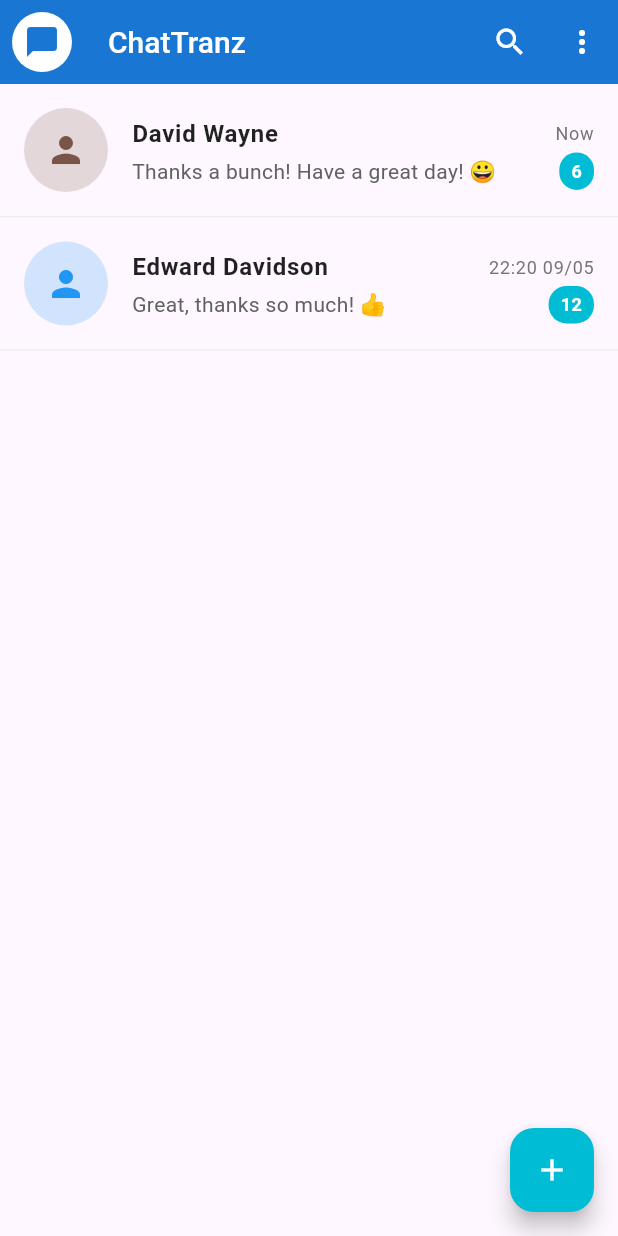
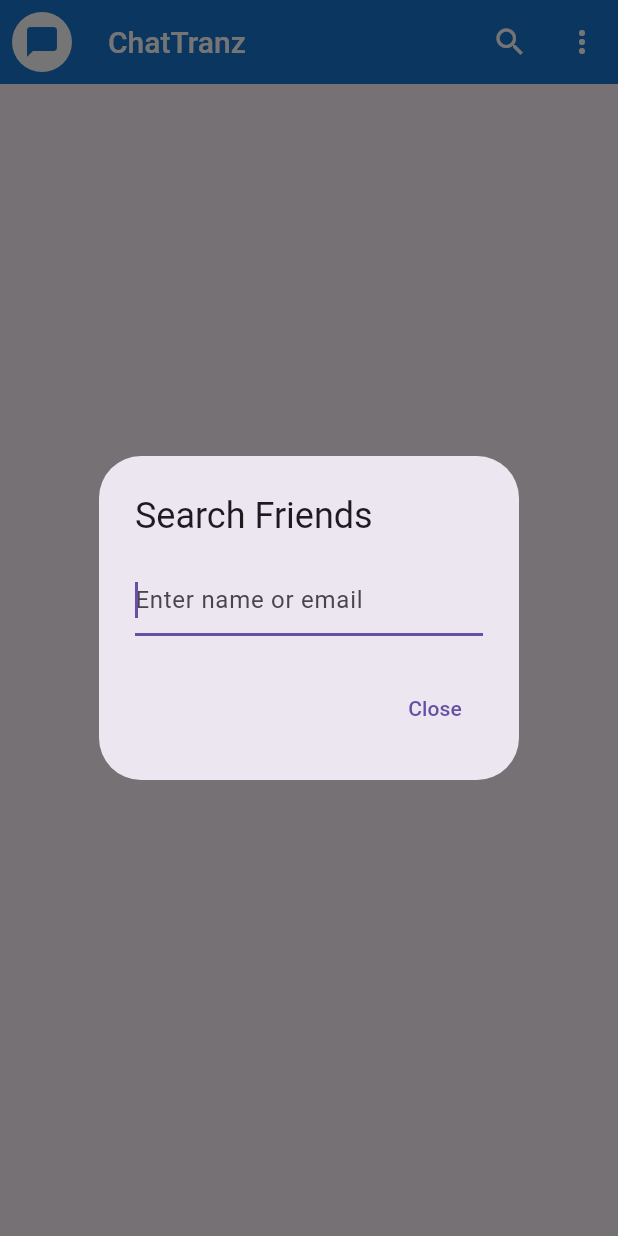
Before and after one commit to ChatTranz/chattranz, a Flutter app: the ChatListPage screen opened by its route, after a tap on the "search" icon, on a phone screen of 412 x 824 dp. Run offline on Flutter 3.47's test engine with Material 3 defaults, Android fonts, the phone set to English and light mode, and no system bars; our stand-ins replace cloud_firestore, firebase_auth, firebase_core, fluttertoast; accounts and stored records are empty.

Commit message:
feat(request): add friend request option

```diff
--- a/lib/pages/chatlist.dart
+++ b/lib/pages/chatlist.dart
@@ -1,4 +1,7 @@
 import 'package:flutter/material.dart';
+import 'package:cloud_firestore/cloud_firestore.dart';
+import 'package:firebase_auth/firebase_auth.dart';
+import 'friend_requests_page.dart'; // Make sure this file exists
 
 class ChatListPage extends StatefulWidget {
   const ChatListPage({super.key});
@@ -8,10 +11,18 @@ class ChatListPage extends StatefulWidget {
 }
 
 class _ChatListPageState extends State<ChatListPage> {
-  int _selectedIndex = 0;
+  final FirebaseAuth _auth = FirebaseAuth.instance;
+  final FirebaseFirestore _firestore = FirebaseFirestore.instance;
+
+  String _searchQuery = "";
 
   @override
   Widget build(BuildContext context) {
+    final currentUser = _auth.currentUser;
+    if (currentUser == null) {
+      return const Center(child: Text('Please log in.'));
+    }
+
     return Scaffold(
       appBar: AppBar(
         backgroundColor: const Color(0xFF1976D2),
@@ -39,201 +50,186 @@ class _ChatListPageState extends State<ChatListPage> {
           IconButton(
             icon: const Icon(Icons.search, color: Colors.white),
             onPressed: () {
-              // TODO: Implement search feature
+              _showSearchDialog();
             },
           ),
           PopupMenuButton<String>(
+            icon: const Icon(Icons.more_vert, color: Colors.white),
             onSelected: (value) {
-              if (value == 'add_friend') {
-                _showActionDialog(context, 'Add Friend');
-              } else if (value == 'create_group') {
-                _showActionDialog(context, 'Create Group');
+              if (value == 'add_friend') _showAddFriendDialog();
+              if (value == 'friend_requests') {
+                Navigator.push(
+                  context,
+                  MaterialPageRoute(builder: (_) => const FriendRequestsPage()),
+                );
+              }
+              if (value == 'create_group') {
+                ScaffoldMessenger.of(context).showSnackBar(
+                  const SnackBar(content: Text('Group creation coming soon')),
+                );
               }
             },
-            itemBuilder: (BuildContext context) => [
-              const PopupMenuItem(
-                value: 'add_friend',
-                child: Text('Add Friend'),
-              ),
-              const PopupMenuItem(
-                value: 'create_group',
-                child: Text('Create Group'),
-              ),
+            itemBuilder: (context) => const [
+              PopupMenuItem(value: 'add_friend', child: Text('Add Friend')),
+              PopupMenuItem(value: 'friend_requests', child: Text('Friend Requests')),
+              PopupMenuItem(value: 'create_group', child: Text('Create Group')),
             ],
-            icon: const Icon(Icons.more_vert, color: Colors.white),
           ),
         ],
       ),
+      body: StreamBuilder<QuerySnapshot>(
+        stream: _firestore
+            .collection('friends')
+            .doc(currentUser.uid)
+            .collection('userFriends')
+            .orderBy('addedAt', descending: true)
+            .snapshots(),
+        builder: (context, snapshot) {
+          if (!snapshot.hasData) {
+            return const Center(child: CircularProgressIndicator());
+          }
 
-      // ✅ Chat list body
-      body: ListView(
-        children: [
-          _buildChatItem(
-            name: 'David Wayne',
-            message: 'Thanks a bunch! Have a great day! 😀',
-            time: 'Now',
-            unreadCount: 6,
-            avatarColor: Colors.brown,
+          final friends = snapshot.data!.docs.where((doc) {
+            final data = doc.data() as Map<String, dynamic>;
+            final name = data['name']?.toLowerCase() ?? '';
+            final email = data['email']?.toLowerCase() ?? '';
+            return name.contains(_searchQuery.toLowerCase()) ||
+                email.contains(_searchQuery.toLowerCase());
+          }).toList();
+
+          if (friends.isEmpty) {
+            return const Center(
+              child: Text(
+                'No friends found.\nTry adding new friends!',
+                textAlign: TextAlign.center,
+                style: TextStyle(fontSize: 16, color: Colors.grey),
               ),
-          _buildChatItem(
-            name: 'Edward Davidson',
-            message: 'Great, thanks so much! 👍',
-            time: '22:20 09/05',
-            unreadCount: 12,
-            avatarColor: Colors.blue,
+            );
+          }
+
+          return ListView.builder(
+            itemCount: friends.length,
+            itemBuilder: (context, index) {
+              final friend = friends[index].data() as Map<String, dynamic>;
+              final name = friend['name'] ?? 'Unknown';
+              final email = friend['email'] ?? 'No email';
+
+              return ListTile(
+                leading: const CircleAvatar(
+                  backgroundColor: Color(0xFFBBDEFB),
+                  child: Icon(Icons.person, color: Colors.white),
                 ),
-          // ... add more dummy chats if needed
-        ],
-      ),
-
-      // ✅ Floating Action Button
-      floatingActionButton: FloatingActionButton(
-        backgroundColor: const Color(0xFF00BCD4),
-        child: const Icon(Icons.add, color: Colors.white),
-        onPressed: () {
-          _showFABOptions(context);
+                title: Text(name),
+                subtitle: Text(email),
+                onTap: () {
+                  // TODO: Open chat page with this friend
+                },
+              );
+            },
+          );
         },
       ),
     );
   }
 
-  // FAB menu options
-  void _showFABOptions(BuildContext context) {
-    showModalBottomSheet(
+  // 🔍 Search dialog
+  void _showSearchDialog() {
+    showDialog(
       context: context,
-      shape: const RoundedRectangleBorder(
-        borderRadius: BorderRadius.vertical(top: Radius.circular(20)),
+      builder: (context) {
+        return AlertDialog(
+          title: const Text("Search Friends"),
+          content: TextField(
+            autofocus: true,
+            decoration: const InputDecoration(
+              hintText: "Enter name or email",
             ),
-      builder: (BuildContext context) {
-        return Padding(
-          padding: const EdgeInsets.all(16.0),
-          child: Wrap(
-            children: [
-              ListTile(
-                leading: const Icon(Icons.person_add, color: Color(0xFF1976D2)),
-                title: const Text('Add Friend'),
-                onTap: () {
-                  Navigator.pop(context);
-                  _showActionDialog(context, 'Add Friend');
+            onChanged: (value) {
+              setState(() => _searchQuery = value);
             },
           ),
-              ListTile(
-                leading: const Icon(Icons.group_add, color: Color(0xFF1976D2)),
-                title: const Text('Create Group'),
-                onTap: () {
+          actions: [
+            TextButton(
+              child: const Text("Close"),
+              onPressed: () {
                 Navigator.pop(context);
-                  _showActionDialog(context, 'Create Group');
               },
-              ),
+            )
           ],
-          ),
         );
       },
     );
   }
 
-  // Placeholder dialog
-  void _showActionDialog(BuildContext context, String title) {
+  // ➕ Add Friend Dialog (by email)
+  void _showAddFriendDialog() {
+    final TextEditingController emailController = TextEditingController();
+    final currentUser = _auth.currentUser;
+    if (currentUser == null) return;
+
     showDialog(
       context: context,
-      builder: (BuildContext context) {
+      builder: (context) {
         return AlertDialog(
-          shape: RoundedRectangleBorder(
-            borderRadius: BorderRadius.circular(15),
+          title: const Text("Add Friend"),
+          content: TextField(
+            controller: emailController,
+            decoration: const InputDecoration(
+              hintText: "Enter friend's email",
             ),
-          title: Text(title),
-          content: Text('Feature "$title" will be added soon!'),
+          ),
           actions: [
             TextButton(
               onPressed: () => Navigator.pop(context),
-              child: const Text(
-                'OK',
-                style: TextStyle(color: Color(0xFF1976D2)),
+              child: const Text("Cancel"),
             ),
+            TextButton(
+              onPressed: () async {
+                final email = emailController.text.trim();
+                if (email.isEmpty) return;
+
+                final userSnapshot = await _firestore
+                    .collection('users')
+                    .where('email', isEqualTo: email)
+                    .get();
+
+                if (userSnapshot.docs.isEmpty) {
+                  ScaffoldMessenger.of(context).showSnackBar(
+                    const SnackBar(content: Text("User not found")),
+                  );
+                  return;
+                }
+
+                final friendData = userSnapshot.docs.first;
+                final receiverId = friendData.id;
+
+                // Prevent sending to self
+                if (receiverId == currentUser.uid) {
+                  ScaffoldMessenger.of(context).showSnackBar(
+                    const SnackBar(content: Text("You cannot add yourself")),
+                  );
+                  return;
+                }
+
+                // Create friend request
+                await _firestore.collection('friend_requests').add({
+                  'senderId': currentUser.uid,
+                  'receiverId': receiverId,
+                  'status': 'pending',
+                  'timestamp': FieldValue.serverTimestamp(),
+                });
+
+                ScaffoldMessenger.of(context).showSnackBar(
+                  const SnackBar(content: Text("Friend request sent")),
+                );
+
+                Navigator.pop(context);
+              },
+              child: const Text("Send"),
             ),
           ],
         );
       },
     );
   }
-
-  Widget _buildChatItem({
-    required String name,
-    required String message,
-    required String time,
-    required int unreadCount,
-    required Color avatarColor,
-  }) {
-    return Container(
-      decoration: BoxDecoration(
-        border: Border(
-          bottom: BorderSide(color: Colors.grey.shade200, width: 1),
-        ),
-      ),
-      child: ListTile(
-        contentPadding: const EdgeInsets.symmetric(horizontal: 16, vertical: 8),
-        leading: CircleAvatar(
-          radius: 28,
-          backgroundColor: avatarColor.withOpacity(0.2),
-          child: Icon(Icons.person, color: avatarColor, size: 28),
-        ),
-        title: Row(
-          mainAxisAlignment: MainAxisAlignment.spaceBetween,
-          children: [
-            Text(
-              name,
-              style: const TextStyle(
-                fontWeight: FontWeight.w600,
-                fontSize: 16,
-                color: Colors.black87,
-              ),
-            ),
-            Text(
-              time,
-              style: TextStyle(fontSize: 12, color: Colors.grey.shade600),
-            ),
-          ],
-        ),
-        subtitle: Row(
-          mainAxisAlignment: MainAxisAlignment.spaceBetween,
-          children: [
-            Expanded(
-              child: Text(
-                message,
-                style: TextStyle(fontSize: 14, color: Colors.grey.shade700),
-                maxLines: 1,
-                overflow: TextOverflow.ellipsis,
-              ),
-            ),
-            if (unreadCount > 0)
-              Container(
-                margin: const EdgeInsets.only(left: 8),
-                padding: const EdgeInsets.symmetric(horizontal: 8, vertical: 4),
-                decoration: BoxDecoration(
-                  color: const Color(0xFF00BCD4),
-                  borderRadius: BorderRadius.circular(12),
-                ),
-                child: Text(
-                  unreadCount.toString(),
-                  style: const TextStyle(
-                    color: Colors.white,
-                    fontSize: 12,
-                    fontWeight: FontWeight.bold,
-                  ),
-                ),
-              ),
-          ],
-        ),
-        onTap: () {
-          // Navigate to conversation page
-          // Navigator.push(
-          //   context,
-          //   MaterialPageRoute(
-          //     builder: (context) => ConversationPage(name: name),
-          //   ),
-          // );
-        },
-      ),
-    );
 }
-}
```
Also changed, not shown: lib/pages/friend_requests_page.dart (added, +182 -0 lines). Lines whose indentation alone changed are shown as unchanged.
